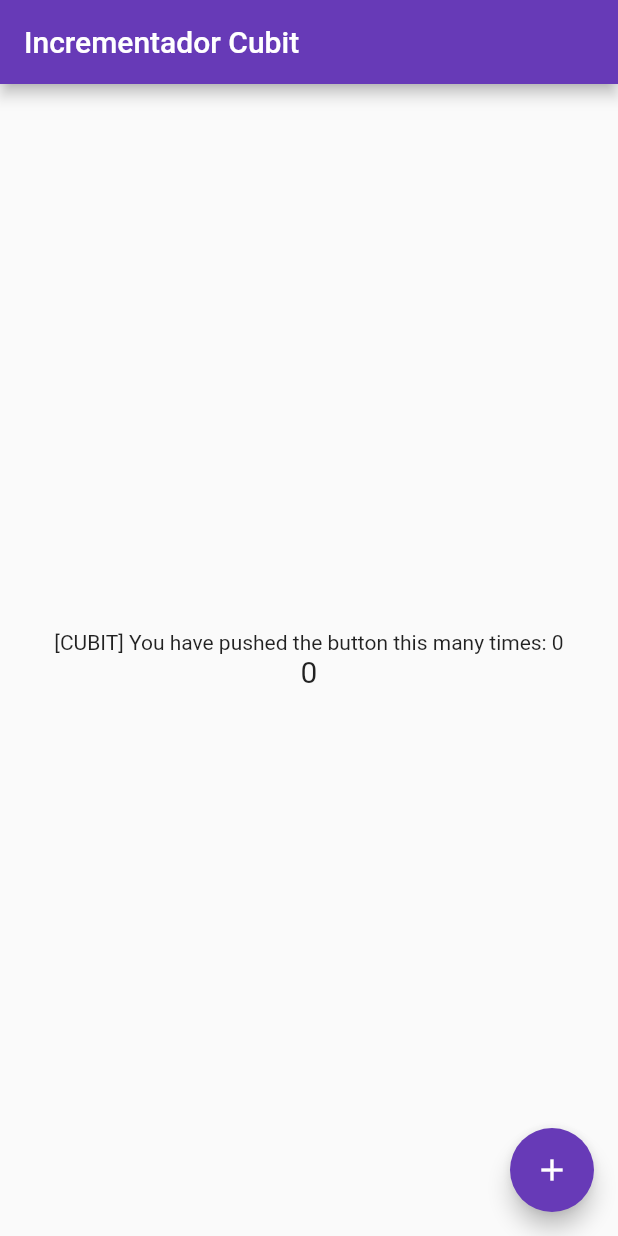
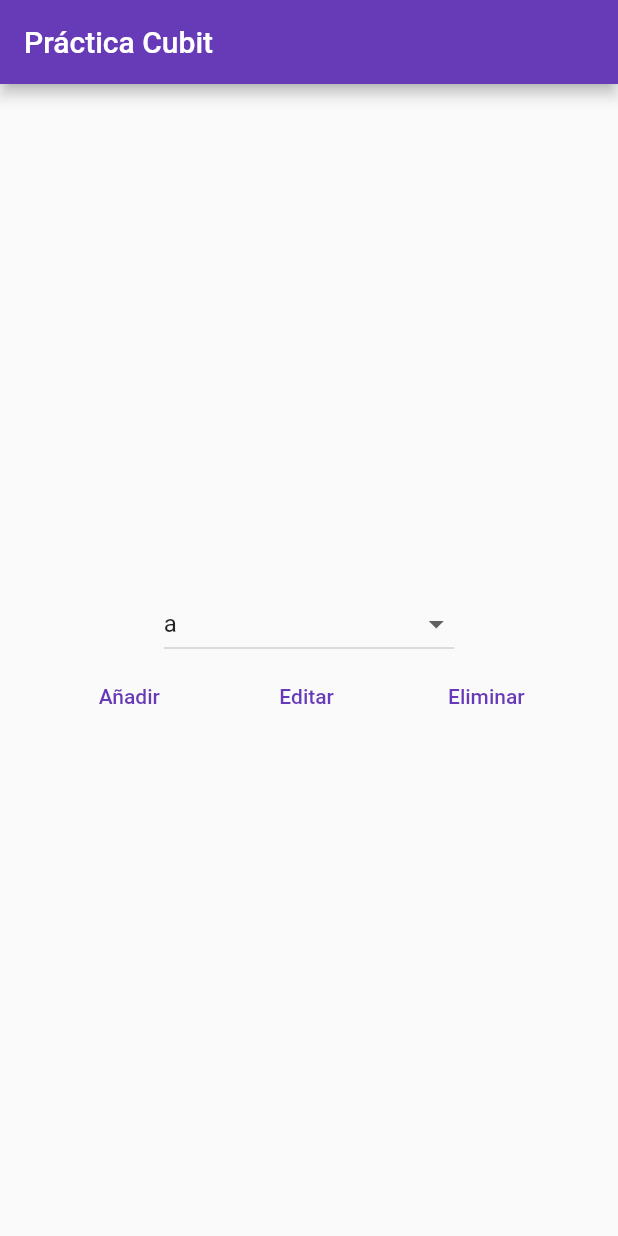
Before and after one commit to melany-182/software_practica_cubit, a Flutter app: the screen it shows after launch, on a phone screen of 412 x 824 dp. Run offline on Flutter 3.47's test engine with Material 2 defaults, Android fonts, the light colour scheme and no system bars; our stand-ins replace flutter_bloc.

Commit message:
avances, ya estoy entendiendo BlocProvider

```diff
--- a/lib/bloc/counter_cubit.dart
+++ /dev/null
@@ -1,18 +0,0 @@
-import 'package:flutter_bloc/flutter_bloc.dart';
-import 'dart:math';
-
-class CounterCubit extends Cubit<int> {
-  // almacena el estado y declara los métodos
-  CounterCubit() : super(0);
-
-  void increment() => emit(state + 1);
-
-  void random() async {
-    var rnd = Random();
-    while (true) {
-      await Future.delayed(Duration(seconds: 1));
-      // Generar número aleatorio entre 0 y 100
-      emit(rnd.nextInt(100));
-    }
-  }
-}
--- a/lib/main.dart
+++ b/lib/main.dart
@@ -1,6 +1,7 @@
 import 'package:flutter/material.dart';
 import 'package:flutter_bloc/flutter_bloc.dart';
-import 'package:software_practica_cubit/bloc/counter_cubit.dart';
+import 'package:software_practica_cubit/bloc/item_cubit.dart';
+import 'package:software_practica_cubit/ui/main_page.dart';
 
 void main() {
   runApp(const MyApp());
@@ -13,58 +14,16 @@ class MyApp extends StatelessWidget {
   Widget build(BuildContext context) {
     return MaterialApp(
       // este es el nivel más alto de la aplicación
-      title: 'Ingeniería del Software - Ejemplo Cubit 1',
+      title: 'Ingeniería del Software - Práctica Cubit',
       theme: ThemeData(
         primarySwatch: Colors.deepPurple,
       ),
       // crear el BlocProvider por encima del widget que lo va a utilizar
       home: BlocProvider(
-        create: (_) => CounterCubit(), // aquí se crea el Cubit
-        child: const CubitHomePage(),
+        create: (_) => ItemCubit(['a']), // lista inicial
+        child: const MainPage(),
       ),
       debugShowCheckedModeBanner: false,
     );
   }
 }
-
-class CubitHomePage extends StatelessWidget {
-  const CubitHomePage({Key? key}) : super(key: key);
-
-  @override
-  Widget build(BuildContext context) {
-    return Scaffold(
-      appBar: AppBar(
-        title: const Text('Incrementador Cubit'),
-      ),
-      body: Center(
-        child: Column(
-          mainAxisAlignment: MainAxisAlignment.center,
-          children: <Widget>[
-            Text(
-              // abajo se muestra el estado del Cubit sin actualizarlo
-              '[CUBIT] You have pushed the button this many times: ${BlocProvider.of<CounterCubit>(context).state}',
-            ),
-            // BlocBuilder es el que escucha al stream
-            BlocBuilder<CounterCubit, int>(
-              // BlocBuilder REPINTA una porción de la pantalla cada vez que cambia el estado
-              builder: (context, state) => Text(
-                '$state',
-                style: const TextStyle(fontSize: 20),
-              ),
-            ),
-          ],
-        ),
-      ),
-      floatingActionButton: FloatingActionButton(
-        onPressed: () {
-          // aquí se recupera la referencia al Cubit para invocar a los eventos del Cubit,
-          // así como para mostrar el estado sin actualizarlo
-          BlocProvider.of<CounterCubit>(context)
-              .random(); // CounterCubit.random()
-        },
-        tooltip: 'Increment',
-        child: const Icon(Icons.add),
-      ),
-    );
-  }
-}
--- /dev/null
+++ b/lib/ui/main_page.dart
@@ -0,0 +1,78 @@
+import 'package:flutter/material.dart';
+import 'package:flutter_bloc/flutter_bloc.dart';
+import 'package:software_practica_cubit/bloc/item_cubit.dart';
+import 'package:software_practica_cubit/ui/add_page.dart';
+import 'package:software_practica_cubit/ui/edit_page.dart';
+
+class MainPage extends StatelessWidget {
+  const MainPage({Key? key}) : super(key: key);
+
+  @override
+  Widget build(BuildContext context) {
+    return Scaffold(
+        appBar: AppBar(
+          title: const Text('Práctica Cubit'),
+        ),
+        body: Center(
+            child: Column(
+          mainAxisAlignment: MainAxisAlignment.center,
+          children: [
+            // BlocBuilder es el que escucha al stream
+            BlocBuilder<ItemCubit, List<String>>(
+              builder: (context, state) {
+                return DropdownButton<String>(
+                  hint: const Text('Selecciona un elemento'),
+                  value: state.isEmpty ? null : state[0],
+                  onChanged: (_) {},
+                  items: state.map<DropdownMenuItem<String>>((String value) {
+                    return DropdownMenuItem<String>(
+                      value: value,
+                      child: Text(value),
+                    );
+                  }).toList(),
+                );
+              },
+            ),
+            Row(
+              mainAxisAlignment: MainAxisAlignment.spaceEvenly,
+              children: [
+                TextButton(
+                  onPressed: () {
+                    Navigator.push(
+                      context,
+                      MaterialPageRoute(
+                        builder: (context) =>
+                            AddPage(itemCubit: context.read<ItemCubit>()),
+                      ),
+                    );
+                  },
+                  child: const Text('Añadir'),
+                ),
+                TextButton(
+                  onPressed: () {
+                    if (context.read<ItemCubit>().state.isNotEmpty) {
+                      Navigator.push(
+                        context,
+                        MaterialPageRoute(
+                          builder: (context) => EditPage(
+                            item: context.read<ItemCubit>().state[0],
+                            index: 0,
+                          ),
+                        ),
+                      );
+                    }
+                  },
+                  child: const Text('Editar'),
+                ),
+                TextButton(
+                  onPressed: () {
+                    context.read<ItemCubit>().deleteItem(0);
+                  },
+                  child: const Text('Eliminar'),
+                ),
+              ],
+            ),
+          ],
+        )));
+  }
+}
```
Also changed, not shown: lib/bloc/item_cubit.dart (added, +26 -0 lines), lib/ui/add_page.dart (added, +36 -0 lines), lib/ui/edit_page.dart (added, +35 -0 lines).
